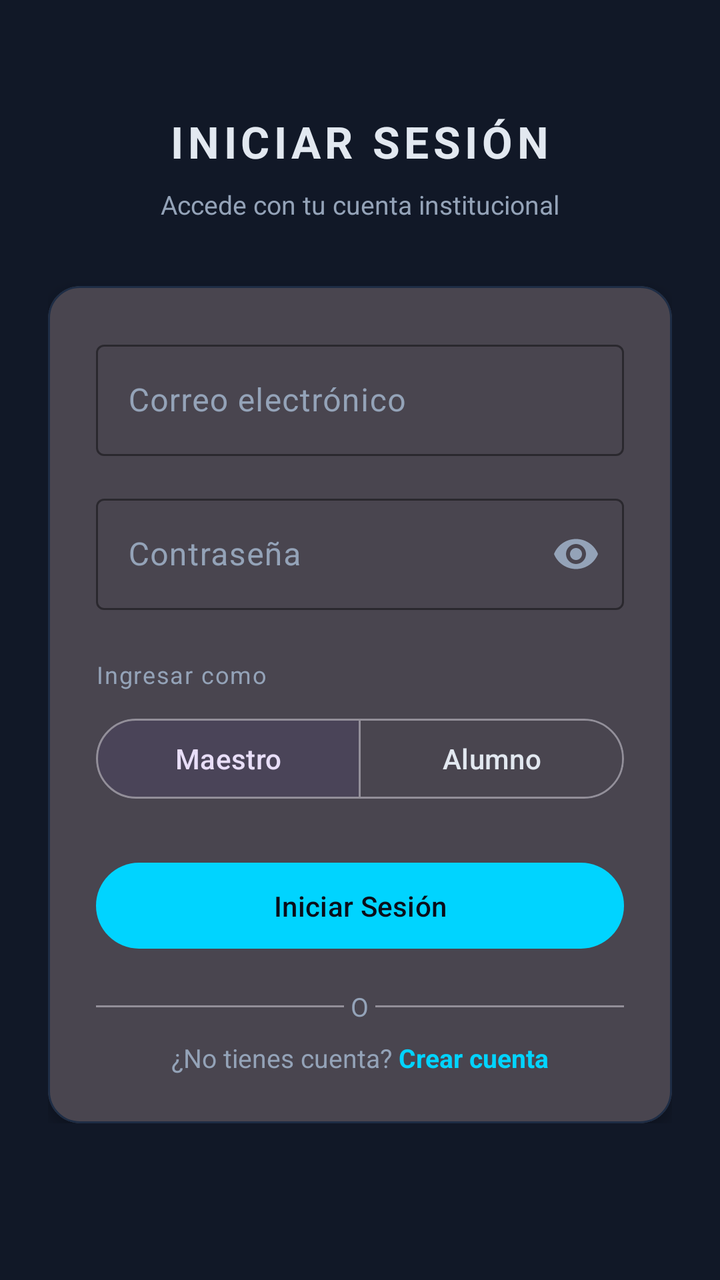
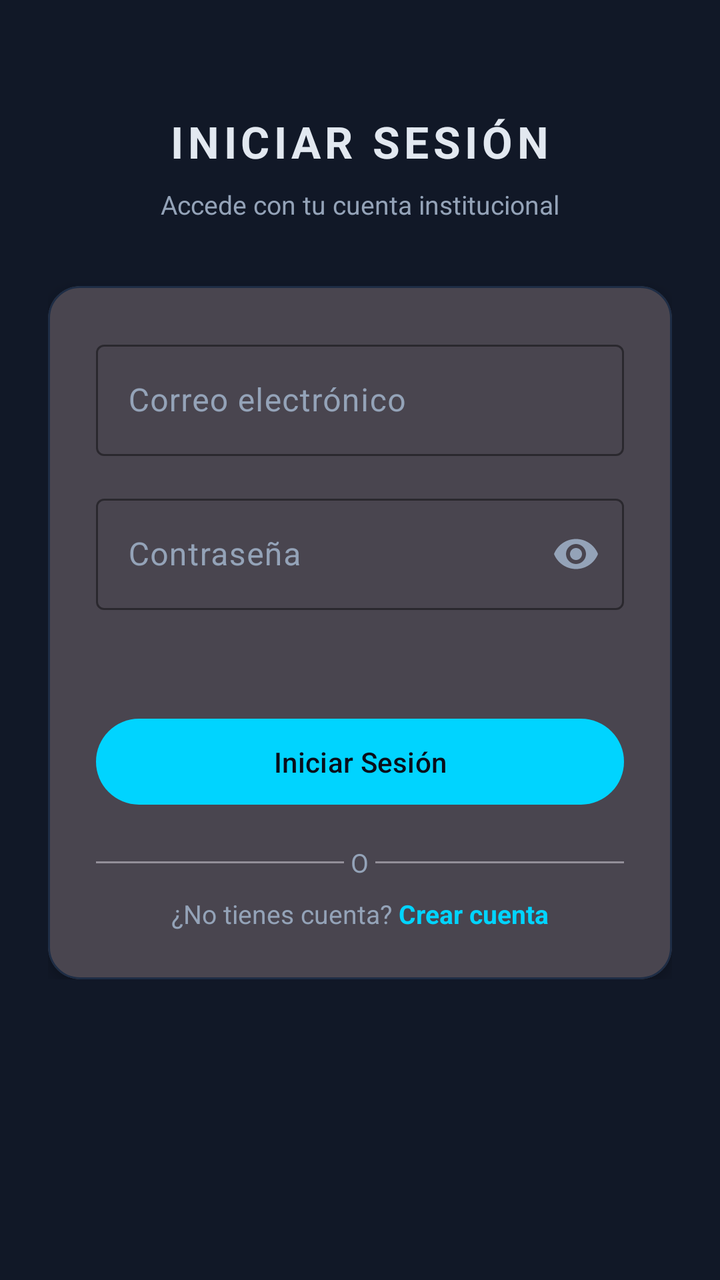

Before-and-after screenshots of an Android layout around one commit, followed by the original layout XML and the change that was made.
<!-- AndroidManifest.xml: application theme Theme.AsistenciaQR.Dark -->
<!-- res/layout/fragment_login.xml -->
<?xml version="1.0" encoding="utf-8"?>
<ScrollView
    xmlns:android="http://schemas.android.com/apk/res/android"
    xmlns:app="http://schemas.android.com/apk/res-auto"
    android:layout_width="match_parent"
    android:layout_height="match_parent"
    android:background="?attr/colorSurface">

    <LinearLayout
        android:layout_width="match_parent"
        android:layout_height="wrap_content"
        android:orientation="vertical"
        android:padding="24dp"
        android:gravity="center_horizontal">

        
        <TextView
            android:layout_width="wrap_content"
            android:layout_height="wrap_content"
            android:text="INICIAR SESIÓN"
            android:textColor="?attr/colorOnSurface"
            android:textSize="22sp"
            android:textStyle="bold"
            android:letterSpacing="0.1"
            android:layout_marginTop="32dp"
            android:layout_marginBottom="8dp" />

        <TextView
            android:layout_width="wrap_content"
            android:layout_height="wrap_content"
            android:text="Accede con tu cuenta institucional"
            android:textColor="?attr/colorOnSurfaceVariant"
            android:textSize="13sp"
            android:layout_marginBottom="32dp" />

        
        <com.google.android.material.card.MaterialCardView
            android:layout_width="match_parent"
            android:layout_height="wrap_content"
            app:cardBackgroundColor="?attr/colorSurfaceVariant"
            app:cardCornerRadius="16dp"
            app:cardElevation="4dp"
            app:strokeColor="@color/dark_border"
            app:strokeWidth="1dp">

            <LinearLayout
                android:layout_width="match_parent"
                android:layout_height="wrap_content"
                android:orientation="vertical"
                android:padding="24dp">

                
                <com.google.android.material.textfield.TextInputLayout
                    android:id="@+id/til_email"
                    style="@style/Widget.Material3.TextInputLayout.OutlinedBox"
                    android:layout_width="match_parent"
                    android:layout_height="wrap_content"
                    android:hint="Correo electrónico"
                    android:layout_marginBottom="16dp"
                    app:boxStrokeColor="?attr/colorPrimary"
                    app:hintTextColor="?attr/colorOnSurfaceVariant">
                    <com.google.android.material.textfield.TextInputEditText
                        android:id="@+id/et_email"
                        android:layout_width="match_parent"
                        android:layout_height="wrap_content"
                        android:inputType="textEmailAddress"
                        android:textColor="?attr/colorOnSurface" />
                </com.google.android.material.textfield.TextInputLayout>

                
                <com.google.android.material.textfield.TextInputLayout
                    android:id="@+id/til_contrasena"
                    style="@style/Widget.Material3.TextInputLayout.OutlinedBox"
                    android:layout_width="match_parent"
                    android:layout_height="wrap_content"
                    android:hint="Contraseña"
                    android:layout_marginBottom="24dp"
                    app:endIconMode="password_toggle"
                    app:boxStrokeColor="?attr/colorPrimary"
                    app:hintTextColor="?attr/colorOnSurfaceVariant">
                    <com.google.android.material.textfield.TextInputEditText
                        android:id="@+id/et_contrasena"
                        android:layout_width="match_parent"
                        android:layout_height="wrap_content"
                        android:inputType="textPassword"
                        android:imeOptions="actionDone"
                        android:singleLine="true"
                        android:textColor="?attr/colorOnSurface" />
                </com.google.android.material.textfield.TextInputLayout>

                
                <TextView
                    android:layout_width="wrap_content"
                    android:layout_height="wrap_content"
                    android:text="Ingresar como"
                    android:textColor="?attr/colorOnSurfaceVariant"
                    android:textSize="12sp"
                    android:letterSpacing="0.05"
                    android:layout_marginBottom="10dp" />

                <com.google.android.material.button.MaterialButtonToggleGroup
                    android:id="@+id/toggle_group_rol"
                    android:layout_width="match_parent"
                    android:layout_height="wrap_content"
                    android:layout_marginBottom="24dp"
                    app:singleSelection="true"
                    app:selectionRequired="true"
                    app:checkedButton="@+id/btn_rol_maestro"> <com.google.android.material.button.MaterialButton
                    android:id="@+id/btn_rol_maestro"
                    style="@style/Widget.Material3.Button.OutlinedButton"
                    android:layout_width="0dp"
                    android:layout_height="wrap_content"
                    android:layout_weight="1"
                    android:text="Maestro" />

                    <com.google.android.material.button.MaterialButton
                        android:id="@+id/btn_rol_alumno"
                        style="@style/Widget.Material3.Button.OutlinedButton"
                        android:layout_width="0dp"
                        android:layout_height="wrap_content"
                        android:layout_weight="1"
                        android:text="Alumno" />

                </com.google.android.material.button.MaterialButtonToggleGroup>

                
                <com.google.android.material.button.MaterialButton
                    android:id="@+id/btn_login"
                    android:layout_width="match_parent"
                    android:layout_height="wrap_content"
                    android:text="Iniciar Sesión"
                    android:paddingTop="12dp"
                    android:paddingBottom="12dp"
                    app:backgroundTint="?attr/colorPrimary"
                    android:textColor="?attr/colorOnPrimary" />

                
                <ProgressBar
                    android:id="@+id/progress_bar"
                    android:layout_width="wrap_content"
                    android:layout_height="wrap_content"
                    android:layout_gravity="center_horizontal"
                    android:layout_marginTop="12dp"
                    android:visibility="gone" />

                
                <LinearLayout
                    android:layout_width="match_parent"
                    android:layout_height="wrap_content"
                    android:orientation="horizontal"
                    android:gravity="center_vertical"
                    android:layout_marginTop="16dp"
                    android:layout_marginBottom="8dp">
                    <View android:layout_width="0dp" android:layout_height="1dp"
                        android:layout_weight="1" android:background="?attr/colorOutline"/>
                    <TextView android:layout_width="wrap_content" android:layout_height="wrap_content"
                        android:text=" O " android:textColor="?attr/colorOnSurfaceVariant"
                        android:textSize="13sp"/>
                    <View android:layout_width="0dp" android:layout_height="1dp"
                        android:layout_weight="1" android:background="?attr/colorOutline"/>
                </LinearLayout>

                
                <LinearLayout
                    android:layout_width="match_parent"
                    android:layout_height="wrap_content"
                    android:orientation="horizontal"
                    android:gravity="center">
                    <TextView
                        android:layout_width="wrap_content"
                        android:layout_height="wrap_content"
                        android:text="¿No tienes cuenta? "
                        android:textColor="?attr/colorOnSurfaceVariant"
                        android:textSize="13sp" />
                    <TextView
                        android:id="@+id/tv_crear_cuenta"
                        android:layout_width="wrap_content"
                        android:layout_height="wrap_content"
                        android:text="Crear cuenta"
                        android:textColor="?attr/colorPrimary"
                        android:textSize="13sp"
                        android:textStyle="bold" />
                </LinearLayout>

            </LinearLayout>
        </com.google.android.material.card.MaterialCardView>

    </LinearLayout>
</ScrollView>
<!-- resources referenced by this layout -->
<resources>
  <color name="dark_border">#1E2D45</color>
  <style name="Theme.AsistenciaQR.Dark" parent="Theme.Material3.Dark.NoActionBar">
          <item name="colorPrimary">@color/cyan</item>
          <item name="colorOnPrimary">@color/dark_bg</item>
          <item name="colorSecondary">@color/purple</item>
          <item name="colorTertiary">@color/green</item>
          <item name="colorSurface">@color/dark_surface</item>
          <item name="colorOnSurface">@color/text_primary_dark</item>
          <item name="colorOnSurfaceVariant">@color/text_secondary_dark</item>
          <item name="colorError">@color/red</item>
          <item name="android:windowBackground">@color/dark_bg</item>
          <item name="android:statusBarColor">@color/dark_bg</item>
          <item name="android:navigationBarColor">@color/dark_surface</item>
      </style>
  <color name="cyan">#00D4FF</color>
  <color name="dark_bg">#0A0E1A</color>
  <color name="purple">#7C3AED</color>
  <color name="green">#10B981</color>
  <color name="dark_surface">#111827</color>
  <color name="text_primary_dark">#E2E8F0</color>
  <color name="text_secondary_dark">#94A3B8</color>
  <color name="red">#EF4444</color>
</resources>

<!-- the commit's change to res/layout/fragment_login.xml (unified diff, before → after) -->
@@ -92,36 +92,11 @@
                 <TextView
                     android:layout_width="wrap_content"
                     android:layout_height="wrap_content"
-                    android:text="Ingresar como"
+                    android:text=" "
                     android:textColor="?attr/colorOnSurfaceVariant"
                     android:textSize="12sp"
                     android:letterSpacing="0.05"
                     android:layout_marginBottom="10dp" />
-
-                <com.google.android.material.button.MaterialButtonToggleGroup
-                    android:id="@+id/toggle_group_rol"
-                    android:layout_width="match_parent"
-                    android:layout_height="wrap_content"
-                    android:layout_marginBottom="24dp"
-                    app:singleSelection="true"
-                    app:selectionRequired="true"
-                    app:checkedButton="@+id/btn_rol_maestro"> <com.google.android.material.button.MaterialButton
-                    android:id="@+id/btn_rol_maestro"
-                    style="@style/Widget.Material3.Button.OutlinedButton"
-                    android:layout_width="0dp"
-                    android:layout_height="wrap_content"
-                    android:layout_weight="1"
-                    android:text="Maestro" />
-
-                    <com.google.android.material.button.MaterialButton
-                        android:id="@+id/btn_rol_alumno"
-                        style="@style/Widget.Material3.Button.OutlinedButton"
-                        android:layout_width="0dp"
-                        android:layout_height="wrap_content"
-                        android:layout_weight="1"
-                        android:text="Alumno" />
-
-                </com.google.android.material.button.MaterialButtonToggleGroup>
 
                 
                 <com.google.android.material.button.MaterialButton
